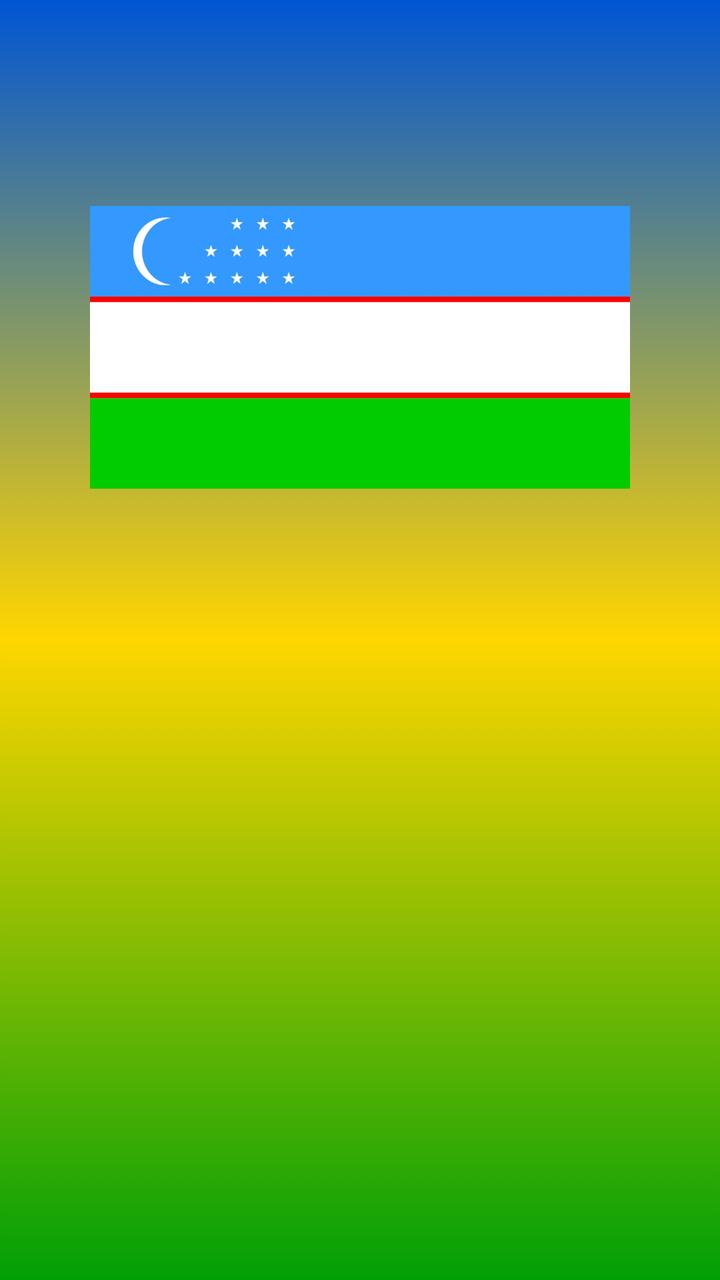
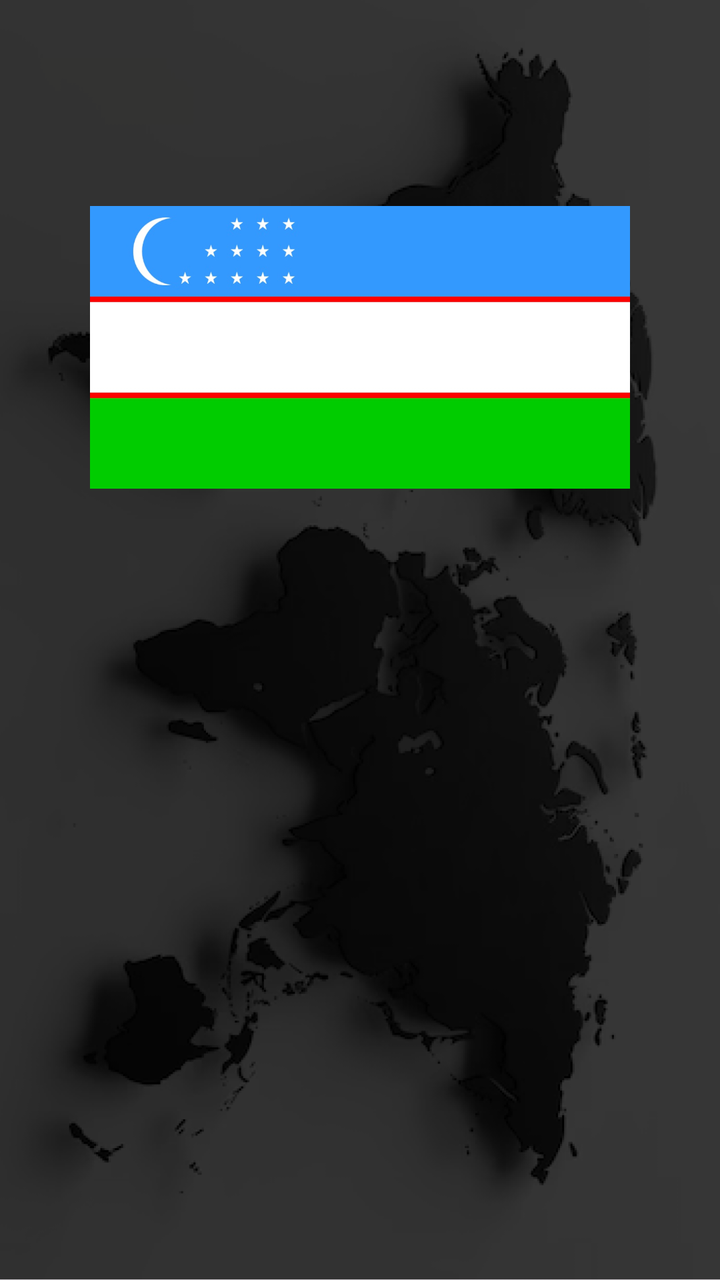

An Android layout rendered at two revisions. The XML below is the earlier revision; the diff shows what the commit changed to produce the second picture.
<!-- AndroidManifest.xml: application theme Theme.FlagQuiz -->
<!-- res/layout/activity_main.xml -->
<?xml version="1.0" encoding="utf-8"?>
<androidx.constraintlayout.widget.ConstraintLayout
    xmlns:android="http://schemas.android.com/apk/res/android"
    xmlns:app="http://schemas.android.com/apk/res-auto"
    xmlns:tools="http://schemas.android.com/tools"
    android:layout_width="match_parent"
    android:layout_height="match_parent"
    android:background="@drawable/my_fon"
    tools:context=".MainActivity">

    <ImageView
        android:id="@+id/image"
        android:layout_width="0dp"
        android:layout_height="0dp"
        android:src="@drawable/uzb"
        app:layout_constraintBottom_toTopOf="@id/linear_1"
        app:layout_constraintHeight_percent="0.3"
        app:layout_constraintLeft_toLeftOf="parent"
        app:layout_constraintRight_toRightOf="parent"
        app:layout_constraintTop_toTopOf="parent"
        app:layout_constraintWidth_percent="0.75"
        tools:ignore="ContentDescription,ImageContrastCheck" />

    <LinearLayout
        android:id="@+id/linear_1"
        android:layout_width="match_parent"
        android:layout_height="wrap_content"
        app:layout_constraintTop_toBottomOf="@id/image"
        app:layout_constraintLeft_toLeftOf="parent"
        app:layout_constraintRight_toRightOf="parent"
        app:layout_constraintBottom_toTopOf="@id/linear_2"
        android:orientation="horizontal"
        android:padding="10dp"/>

    <LinearLayout
        android:id="@+id/linear_2"
        android:layout_width="match_parent"
        android:layout_height="wrap_content"
        android:orientation="horizontal"
        android:padding="10dp"
        app:layout_constraintBottom_toTopOf="@id/linear_3"
        app:layout_constraintHorizontal_bias="0.0"
        app:layout_constraintLeft_toLeftOf="parent"
        app:layout_constraintRight_toRightOf="parent"
        app:layout_constraintTop_toBottomOf="@id/linear_1" />

    <LinearLayout
        android:id="@+id/linear_3"
        android:layout_width="match_parent"
        android:layout_height="wrap_content"
        app:layout_constraintTop_toBottomOf="@id/linear_2"
        app:layout_constraintLeft_toLeftOf="parent"
        app:layout_constraintRight_toRightOf="parent"
        app:layout_constraintBottom_toBottomOf="parent"
        android:orientation="horizontal"
        android:padding="10dp"/>

</androidx.constraintlayout.widget.ConstraintLayout>
<!-- resources referenced by this layout -->
<resources>
  <!-- drawable my_fon (drawable) -->
  <?xml version="1.0" encoding="utf-8"?>
  <selector xmlns:android="http://schemas.android.com/apk/res/android">
      <item>
          <shape android:shape="rectangle">
              <gradient
                  android:angle="270"
                  android:startColor="#0055D4"
                  android:centerColor="#FFD600"
                  android:endColor="#009F06" />
          </shape>
      </item>
  </selector>
  <!-- drawable uzb: jpg bitmap (drawable, 98751 bytes) -->
  <style name="Theme.FlagQuiz" parent="Base.Theme.FlagQuiz" />
  <style name="Base.Theme.FlagQuiz" parent="Theme.Material3.DayNight.NoActionBar">
      </style>
</resources>

<!-- the commit's change to res/layout/activity_main.xml (unified diff, before → after) -->
@@ -1,11 +1,10 @@
 <?xml version="1.0" encoding="utf-8"?>
-<androidx.constraintlayout.widget.ConstraintLayout
-    xmlns:android="http://schemas.android.com/apk/res/android"
+<androidx.constraintlayout.widget.ConstraintLayout xmlns:android="http://schemas.android.com/apk/res/android"
     xmlns:app="http://schemas.android.com/apk/res-auto"
     xmlns:tools="http://schemas.android.com/tools"
     android:layout_width="match_parent"
     android:layout_height="match_parent"
-    android:background="@drawable/my_fon"
+    android:background="@drawable/flag_background"
     tools:context=".MainActivity">
 
     <ImageView
@@ -25,12 +24,12 @@
         android:id="@+id/linear_1"
         android:layout_width="match_parent"
         android:layout_height="wrap_content"
-        app:layout_constraintTop_toBottomOf="@id/image"
+        android:orientation="horizontal"
+        android:padding="10dp"
+        app:layout_constraintBottom_toTopOf="@id/linear_2"
         app:layout_constraintLeft_toLeftOf="parent"
         app:layout_constraintRight_toRightOf="parent"
-        app:layout_constraintBottom_toTopOf="@id/linear_2"
-        android:orientation="horizontal"
-        android:padding="10dp"/>
+        app:layout_constraintTop_toBottomOf="@id/image" />
 
     <LinearLayout
         android:id="@+id/linear_2"
@@ -48,11 +47,11 @@
         android:id="@+id/linear_3"
         android:layout_width="match_parent"
         android:layout_height="wrap_content"
-        app:layout_constraintTop_toBottomOf="@id/linear_2"
+        android:orientation="horizontal"
+        android:padding="10dp"
+        app:layout_constraintBottom_toBottomOf="parent"
         app:layout_constraintLeft_toLeftOf="parent"
         app:layout_constraintRight_toRightOf="parent"
-        app:layout_constraintBottom_toBottomOf="parent"
-        android:orientation="horizontal"
-        android:padding="10dp"/>
+        app:layout_constraintTop_toBottomOf="@id/linear_2" />
 
 </androidx.constraintlayout.widget.ConstraintLayout>
<!-- resource entries referenced after the edit -->
@@ -1,21 +1,12 @@
 <!-- resources referenced by this layout -->
 <resources>
-  <!-- drawable my_fon (drawable) -->
-  <?xml version="1.0" encoding="utf-8"?>
-  <selector xmlns:android="http://schemas.android.com/apk/res/android">
-      <item>
-          <shape android:shape="rectangle">
-              <gradient
-                  android:angle="270"
-                  android:startColor="#0055D4"
-                  android:centerColor="#FFD600"
-                  android:endColor="#009F06" />
-          </shape>
-      </item>
-  </selector>
+  <!-- drawable flag_background: png bitmap (drawable, 158205 bytes) -->
   <!-- drawable uzb: jpg bitmap (drawable, 98751 bytes) -->
   <style name="Theme.FlagQuiz" parent="Base.Theme.FlagQuiz" />
   <style name="Base.Theme.FlagQuiz" parent="Theme.Material3.DayNight.NoActionBar">
+          <item name="android:statusBarColor">@color/black</item>
+          <item name="android:navigationBarColor">@color/black</item>
       </style>
+  <color name="black">#FF000000</color>
 </resources>
 
